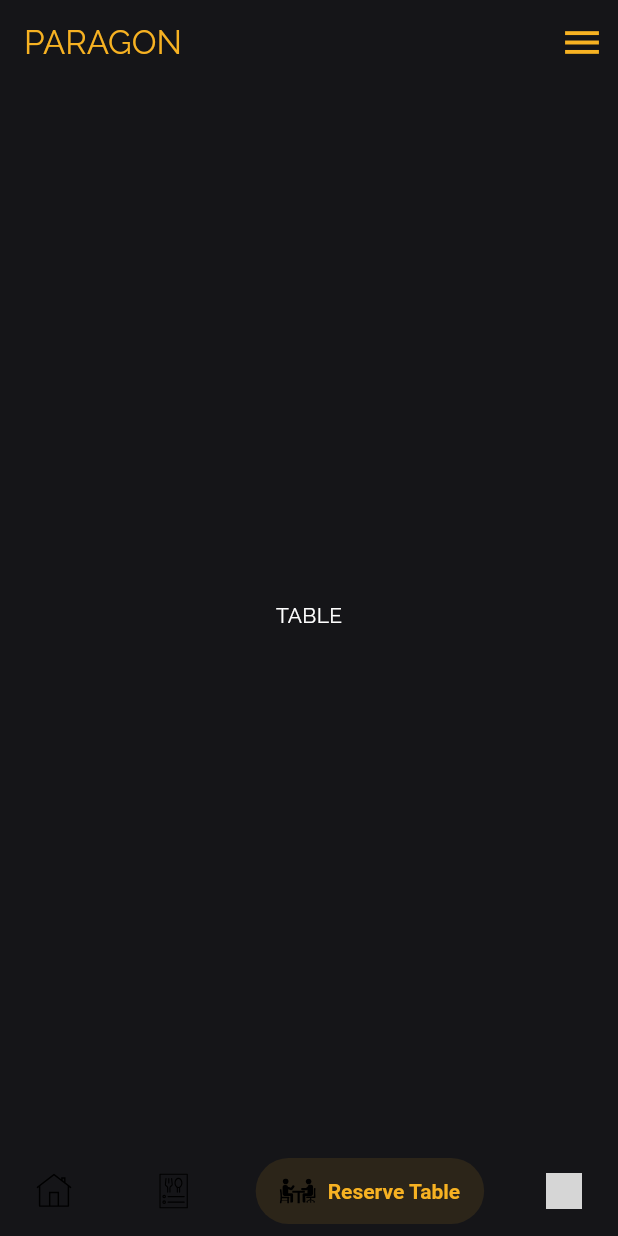
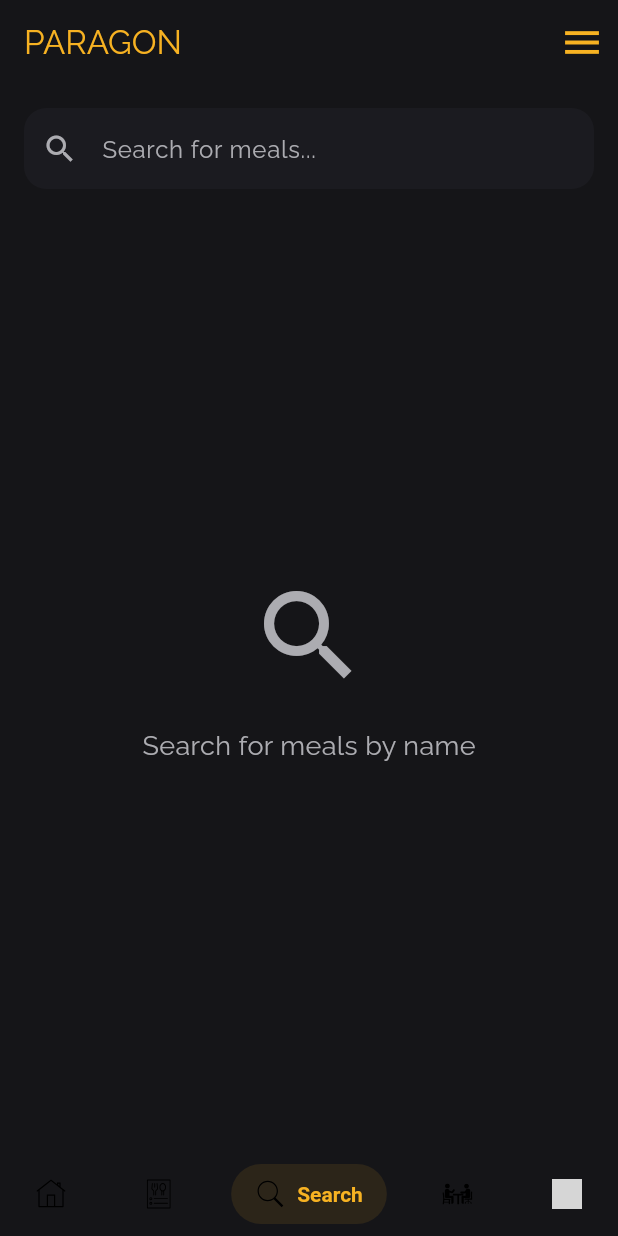
Before and after one commit to azzas7dawy/RestaurentApp, a Flutter app: the CustomScreen screen opened directly, on a phone screen of 412 x 824 dp. Run offline on Flutter 3.47's test engine with Material 3 defaults, Android fonts, the phone set to English and light mode, and no system bars; drawn by our look-alikes of salomon_bottom_bar; our stand-ins replace animated_text_kit, bloc, cached_network_image, carousel_slider, cloud_firestore, device_preview and 11 more; missing offline and left inert: flutter_paypal_checkout; accounts and stored records are empty; grey boxes are pictures that could not be loaded.

Commit message:
finished search screen

```diff
--- a/lib/screens/customScreen/custom_screen.dart
+++ b/lib/screens/customScreen/custom_screen.dart
@@ -6,6 +6,7 @@
 import 'package:restrant_app/screens/menuScreens/menu_screen.dart';
 import 'package:restrant_app/screens/profileScreen/profile_screen.dart';
 import 'package:restrant_app/screens/reserveTableScreen/reserve_table_screen.dart';
+import 'package:restrant_app/screens/searchScreen/search_screen.dart';
 
 class CustomScreen extends StatefulWidget {
   const CustomScreen({super.key, this.initialIndex = 0});
@@ -18,11 +19,12 @@
 
 class _HomePageState extends State<CustomScreen> {
   late int _currentIndex;
-  final List<Widget> _pages = const [
-    HomeScreen(),
-    MenuScreen(),
-    ReserveTableScreen(),
-    ProfileScreen(),
+  final List<Widget> _pages = [
+    const HomeScreen(),
+    const MenuScreen(),
+    SearchScreen(),
+    const ReserveTableScreen(),
+    const ProfileScreen(),
   ];
 
   @override
--- a/lib/screens/customScreen/widgets/app_bottom_nav_bar.dart
+++ b/lib/screens/customScreen/widgets/app_bottom_nav_bar.dart
@@ -1,4 +1,3 @@
-// widgets/custom_bottom_navbar.dart
 import 'package:flutter/material.dart';
 import 'package:flutter_svg/flutter_svg.dart';
 import 'package:restrant_app/utils/colors_utility.dart';
@@ -24,8 +23,8 @@
         SalomonBottomBarItem(
           icon: SvgPicture.asset(
             IconsUtility.homeIcon,
-            width: 24,
-            height: 24,
+            width: 20,
+            height: 20,
           ),
           title: const Text("Home"),
           selectedColor: ColorsUtility.takeAwayColor,
@@ -33,24 +32,33 @@
         SalomonBottomBarItem(
           icon: SvgPicture.asset(
             IconsUtility.orderFoodIcon,
-            width: 24,
-            height: 24,
+            width: 20,
+            height: 20,
           ),
           title: const Text("Menu"),
           selectedColor: ColorsUtility.takeAwayColor,
         ),
         SalomonBottomBarItem(
           icon: SvgPicture.asset(
+            IconsUtility.searchIcon,
+            width: 20,
+            height: 20,
+          ),
+          title: const Text("Search"),
+          selectedColor: ColorsUtility.takeAwayColor,
+        ),
+        SalomonBottomBarItem(
+          icon: SvgPicture.asset(
             IconsUtility.reserveTableIcon,
-            width: 24,
-            height: 24,
+            width: 20,
+            height: 20,
           ),
           title: const Text("Reserve Table"),
           selectedColor: ColorsUtility.takeAwayColor,
         ),
         SalomonBottomBarItem(
           icon:
-              SvgPicture.asset(IconsUtility.profileIcon, width: 24, height: 24),
+              SvgPicture.asset(IconsUtility.profileIcon, width: 20, height: 20),
           title: const Text("Profile"),
           selectedColor: ColorsUtility.takeAwayColor,
         ),
--- a/lib/screens/reserveTableScreen/reserve_table_screen.dart
+++ b/lib/screens/reserveTableScreen/reserve_table_screen.dart
@@ -6,10 +6,14 @@
 
   @override
   Widget build(BuildContext context) {
-    return const Center(
-      child: Text(
-        'TABLE',
-        style: TextStyle(color: Colors.white),
+    return Scaffold(
+      body: Center(
+        child: Text(
+          'TABLE',
+          style: TextStyle(
+            color: Colors.white,
+          ),
+        ),
       ),
     );
   }
--- /dev/null
+++ b/lib/screens/searchScreen/search_screen.dart
@@ -0,0 +1,405 @@
+import 'package:flutter/material.dart';
+import 'package:cloud_firestore/cloud_firestore.dart';
+import 'package:cached_network_image/cached_network_image.dart';
+import 'package:restrant_app/screens/mealDeatilsScreen/meal_details_screen.dart';
+import 'package:restrant_app/utils/colors_utility.dart';
+
+class SearchScreen extends StatefulWidget {
+  static const String id = "SearchScreen";
+
+  const SearchScreen({super.key});
+
+  @override
+  State<SearchScreen> createState() => _SearchScreenState();
+}
+
+class _SearchScreenState extends State<SearchScreen> {
+  // final List<String> searchSuggestions = [
+  //   "Pizza",
+  //   "Burger",
+  //   "Pasta",
+  //   "Sushi",
+  //   "Salad",
+  //   "Steak",
+  //   "Sandwich",
+  // ];
+
+  final TextEditingController _searchController = TextEditingController();
+  List<Map<String, dynamic>> _searchResults = [];
+  bool _isSearching = false;
+  bool _hasSearched = false;
+
+// fetcg data from fs
+  Future<List<Map<String, dynamic>>> _fetchMealsOnly(String query) async {
+    if (query.isEmpty) return [];
+
+    final firestore = FirebaseFirestore.instance;
+    final List<Map<String, dynamic>> results = [];
+
+    try {
+      final menuSnapshot = await firestore.collection('menu').get();
+
+      for (final menuDoc in menuSnapshot.docs) {
+        final itemsSnapshot = await menuDoc.reference.collection('items').get();
+        for (final itemDoc in itemsSnapshot.docs) {
+          final itemData = itemDoc.data();
+          if (itemData['title']
+                  ?.toString()
+                  .toLowerCase()
+                  .contains(query.toLowerCase()) ??
+              false) {
+            results.add({
+              'id': itemDoc.id,
+              'title': itemData['title'],
+              'category': menuDoc.id,
+              'image': itemData['image'] ?? '',
+              'price': itemData['price'] ?? 0.0,
+              'description': itemData['description'] ?? '',
+              'rate': itemData['rate']?.toDouble() ?? 0.0,
+              'is_available': itemData['is_available'] ?? true,
+              'documentId': itemDoc.id,
+            });
+          }
+        }
+      }
+    } catch (e) {
+      debugPrint('Error fetching meals: $e');
+    }
+
+    return results;
+  }
+// =================================================================================================
+
+// search query
+  Future<void> _performSearch(String query) async {
+    if (query.isEmpty) {
+      setState(() {
+        _searchResults = [];
+        _hasSearched = false;
+      });
+      return;
+    }
+
+    setState(() {
+      _isSearching = true;
+      _hasSearched = true;
+    });
+
+    final results = await _fetchMealsOnly(query);
+
+    setState(() {
+      _searchResults = results;
+      _isSearching = false;
+    });
+  }
+
+  @override
+  void dispose() {
+    _searchController.dispose();
+    super.dispose();
+  }
+
+  @override
+  Widget build(BuildContext context) {
+    return Scaffold(
+      //  backgroundColor: Colors.black,
+      // appBar: AppBar(
+      //   backgroundColor: Colors.black,
+      //   leading: IconButton(
+      //     icon: Icon(Icons.arrow_back, color: Colors.white),
+      //     onPressed: () => Navigator.pop(context),
+      //   ),
+      //   title: Text("Search"),
+      // ),
+      body: SafeArea(
+        child: Padding(
+          padding: const EdgeInsets.all(16.0),
+          child: Column(
+            children: [
+              _buildSearchField(),
+              const SizedBox(height: 16),
+              Expanded(
+                child: _buildSearchResults(),
+              ),
+
+              // SizedBox(height: 20),
+
+              // // ⏳ "Repeat last order" & "Help me choose"
+              // Row(
+              //   children: [
+              //     Icon(Icons.refresh, color: Colors.white),
+              //     SizedBox(width: 10),
+              //     Text("Repeat last order",
+              //         style: TextStyle(color: Colors.white)),
+              //   ],
+              // ),
+              // SizedBox(height: 10),
+              // Row(
+              //   children: [
+              //     Icon(Icons.help_outline, color: Colors.white),
+              //     SizedBox(width: 10),
+              //     Text("Help me choose", style: TextStyle(color: Colors.white)),
+              //   ],
+              // ),
+
+              // SizedBox(height: 20),
+
+              // 🖼️ نتائج البحث أو اقتراحات أخرى (وهمية حالياً)
+              // Expanded(
+              //   child: ListView(
+              //     children: searchSuggestions.map((item) {
+              //       return ListTile(
+              //         title: Text(item, style: TextStyle(color: Colors.white)),
+              //         leading: Icon(Icons.fastfood, color: Colors.white),
+              //         onTap: () {
+              //           print("Selected: $item");
+              //         },
+              //       );
+              //     }).toList(),
+              //   ),
+              // ),
+            ],
+          ),
+        ),
+      ),
+    );
+  }
+
+// meal img
+  Widget _buildMealImage(String imageUrl) {
+    return ClipRRect(
+      borderRadius: BorderRadius.circular(12),
+      child: imageUrl.isEmpty
+          ? Container(
+              width: 70,
+              height: 70,
+              color: ColorsUtility.elevatedBtnColor,
+              child: const Icon(
+                Icons.fastfood,
+                color: ColorsUtility.mainBackgroundColor,
+              ),
+            )
+          : CachedNetworkImage(
+              imageUrl: imageUrl,
+              width: 70,
+              height: 70,
+              fit: BoxFit.cover,
+              placeholder: (context, url) {
+                return Container(
+                  color: ColorsUtility.elevatedBtnColor,
+                  child: const Center(
+                    child: CircularProgressIndicator(
+                      strokeWidth: 2,
+                      color: ColorsUtility.progressIndictorColor,
+                    ),
+                  ),
+                );
+              },
+              errorWidget: (context, url, error) {
+                return Container(
+                  color: ColorsUtility.onboardingDescriptionColor,
+                  child: const Icon(
+                    Icons.fastfood,
+                    color: ColorsUtility.mainBackgroundColor,
+                  ),
+                );
+              },
+            ),
+    );
+  }
+
+// ==================================================================================================
+// search
+  Widget _buildSearchField() {
+    return TextField(
+      controller: _searchController,
+      style: const TextStyle(color: ColorsUtility.textFieldLabelColor),
+      decoration: InputDecoration(
+        filled: true,
+        fillColor: ColorsUtility.textFieldFillColor,
+        hintText: 'Search for meals...',
+        hintStyle: const TextStyle(color: ColorsUtility.textFieldLabelColor),
+        prefixIcon:
+            const Icon(Icons.search, color: ColorsUtility.textFieldLabelColor),
+        suffixIcon: _searchController.text.isNotEmpty
+            ? IconButton(
+                icon: const Icon(Icons.clear,
+                    color: ColorsUtility.textFieldLabelColor),
+                onPressed: () {
+                  _searchController.clear();
+                  _performSearch('');
+                },
+              )
+            : null,
+        border: OutlineInputBorder(
+          borderRadius: BorderRadius.circular(15),
+          borderSide: BorderSide.none,
+        ),
+        contentPadding: const EdgeInsets.symmetric(vertical: 15),
+      ),
+      onChanged: (value) {
+        _performSearch(value);
+      },
+    );
+  }
+
+// ==================================================================================================
+// search results
+  Widget _buildSearchResults() {
+    if (_isSearching) {
+      return const Center(
+        child: CircularProgressIndicator(
+          strokeWidth: 2,
+          color: ColorsUtility.progressIndictorColor,
+        ),
+      );
+    }
+
+    if (!_hasSearched) {
+      return Center(
+        child: Column(
+          mainAxisAlignment: MainAxisAlignment.center,
+          children: [
+            Icon(
+              Icons.search,
+              size: 80,
+              color: ColorsUtility.textFieldLabelColor,
+            ),
+            const SizedBox(height: 20),
+            Text(
+              "Search for meals by name",
+              style: TextStyle(
+                color: ColorsUtility.textFieldLabelColor,
+                fontSize: 18,
+              ),
+            ),
+          ],
+        ),
+      );
+    }
+
+    if (_searchResults.isEmpty) {
+      return Center(
+        child: Column(
+          mainAxisAlignment: MainAxisAlignment.center,
+          children: [
+            Icon(
+              Icons.search_off,
+              size: 80,
+              color: ColorsUtility.textFieldLabelColor,
+            ),
+            const SizedBox(height: 20),
+            Text(
+              "No meals found",
+              style: TextStyle(
+                color: ColorsUtility.textFieldLabelColor,
+                fontSize: 18,
+              ),
+            ),
+            const SizedBox(height: 10),
+            Text(
+              "Try different meal names",
+              style: TextStyle(
+                color: ColorsUtility.textFieldLabelColor,
+                fontSize: 14,
+              ),
+            ),
+          ],
+        ),
+      );
+    }
+
+    return ListView.separated(
+      padding: const EdgeInsets.only(top: 16),
+      itemCount: _searchResults.length,
+      separatorBuilder: (_, __) => const SizedBox(height: 12),
+      itemBuilder: (context, index) {
+        final meal = _searchResults[index];
+        return Container(
+          decoration: BoxDecoration(
+            color: ColorsUtility.elevatedBtnColor,
+            borderRadius: BorderRadius.circular(15),
+          ),
+          child: ListTile(
+            contentPadding: const EdgeInsets.all(12),
+            leading: _buildMealImage(meal['image']),
+            title: Text(
+              meal['title'],
+              style: const TextStyle(
+                color: ColorsUtility.takeAwayColor,
+                fontWeight: FontWeight.w500,
+              ),
+            ),
+            subtitle: Padding(
+              padding: const EdgeInsets.only(top: 4),
+              child: Column(
+                crossAxisAlignment: CrossAxisAlignment.start,
+                children: [
+                  Text(
+                    meal['category'],
+                    style: TextStyle(
+                      color: ColorsUtility.textFieldLabelColor,
+                      fontSize: 13,
+                    ),
+                  ),
+                  const SizedBox(height: 4),
+                  Row(
+                    children: [
+                      Text(
+                        '\$${meal['price'].toStringAsFixed(2)}',
+                        style: const TextStyle(
+                          color: ColorsUtility.progressIndictorColor,
+                          fontWeight: FontWeight.bold,
+                          fontSize: 16,
+                        ),
+                      ),
+                      if (meal['rate'] > 0) ...[
+                        const SizedBox(width: 16),
+                        const Icon(
+                          Icons.star,
+                          color: ColorsUtility.takeAwayColor,
+                        ),
+                        const SizedBox(width: 4),
+                        Text(
+                          meal['rate'].toStringAsFixed(1),
+                          style: TextStyle(
+                            color: ColorsUtility.textFieldLabelColor,
+                            fontSize: 14,
+                          ),
+                        ),
+                      ],
+                    ],
+                  ),
+                  if (meal['description']?.isNotEmpty == true)
+                    Padding(
+                      padding: const EdgeInsets.only(top: 6),
+                      child: Text(
+                        meal['description'],
+                        style: TextStyle(
+                          color: ColorsUtility.textFieldLabelColor,
+                          fontSize: 12,
+                        ),
+                        maxLines: 2,
+                        overflow: TextOverflow.ellipsis,
+                      ),
+                    ),
+                ],
+              ),
+            ),
+            trailing: Icon(
+              Icons.chevron_right,
+              color: ColorsUtility.textFieldLabelColor,
+            ),
+            onTap: () {
+              Navigator.pushNamed(
+                context,
+                MealDetailsScreen.id,
+                arguments: meal,
+              );
+            },
+          ),
+        );
+      },
+    );
+  }
+}
--- a/lib/utils/icons_utility.dart
+++ b/lib/utils/icons_utility.dart
@@ -7,4 +7,5 @@
   static const String profileIcon = 'assets/icons/profile.svg';
   static const String cashOnDeliveryIcon = 'assets/icons/cash-on-delivery.svg';
   static const String paypalIcon = 'assets/icons/icons8-paypal.svg';
+  static const String searchIcon = 'assets/icons/icons8-search.svg';
 }
```
Also changed, not shown: assets/icons/icons8-search.svg (added).
